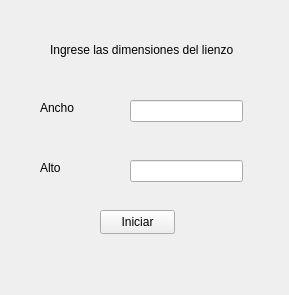
dmejias08/PaintCpp, file ventanainicio.ui: the form before one commit.
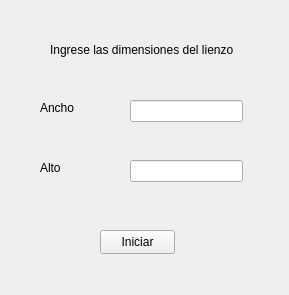
The form after the commit.

Diff of the .ui file:
```diff
--- a/ventanainicio.ui
+++ b/ventanainicio.ui
@@ -18,7 +18,7 @@
     <property name="geometry">
      <rect>
       <x>100</x>
-      <y>210</y>
+      <y>230</y>
       <width>75</width>
       <height>24</height>
      </rect>
```
